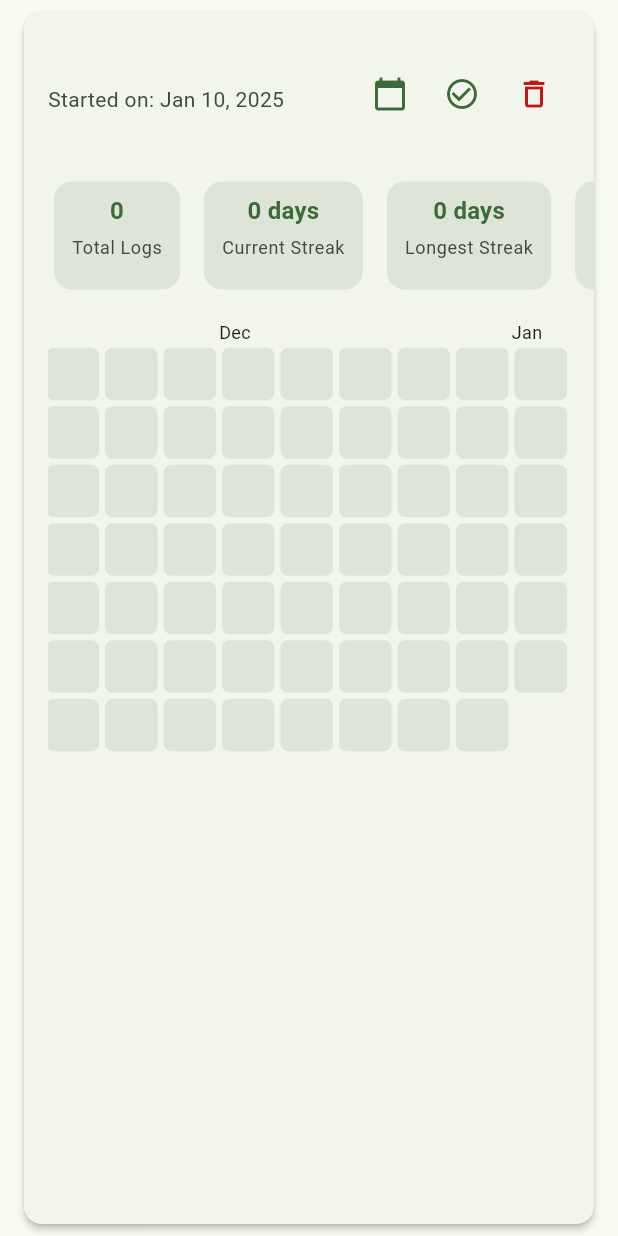
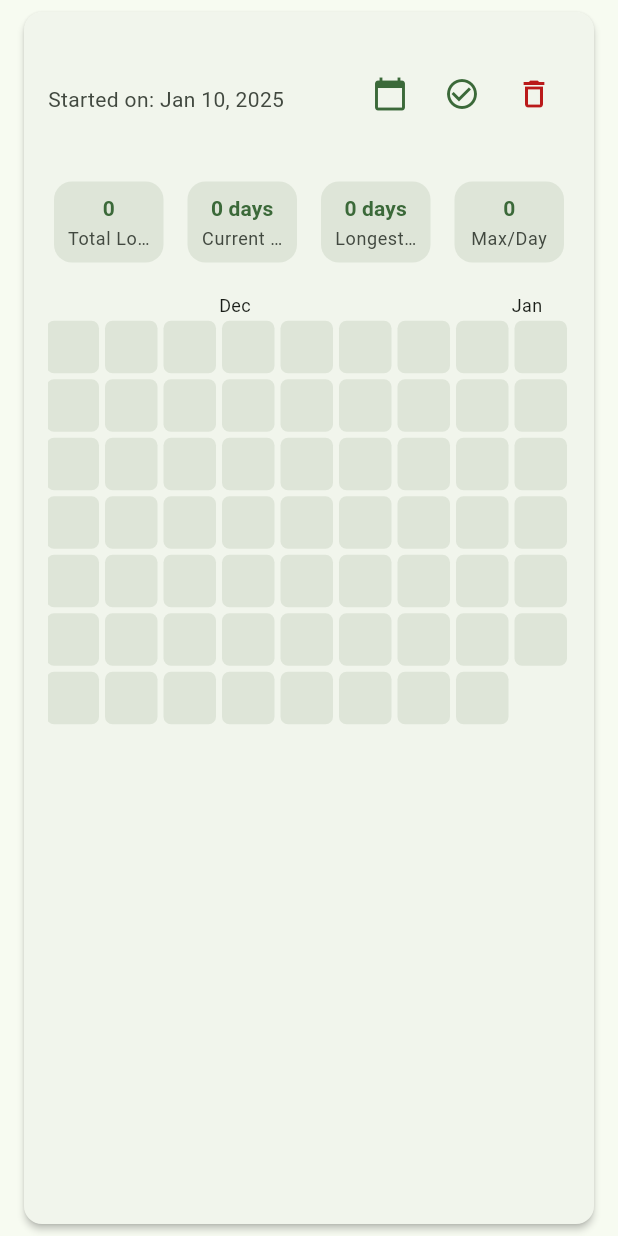
Before and after one commit to mrnithesh/streakbase, a Flutter app: the HabitHeatmap widget shown alone on an empty page, opened directly with empty values, on a phone screen of 412 x 824 dp. Run offline on Flutter 3.47's test engine with Material 3 defaults, Android fonts, the phone set to English and light mode, and no system bars; drawn by our look-alikes of flutter_heatmap_calendar; our stand-ins replace sqflite; missing offline and left inert: habit_tracker; accounts and stored records are empty.

```diff
--- a/lib/widgets/habit_heatmap.dart
+++ b/lib/widgets/habit_heatmap.dart
@@ -126,38 +126,42 @@ class HabitHeatmap extends StatelessWidget {
             ),
           ),
           // Stats
-          SizedBox(
-            height: 80,
-            child: SingleChildScrollView(
-              scrollDirection: Axis.horizontal,
+          Padding(
             padding: const EdgeInsets.symmetric(horizontal: 16),
             child: Row(
               children: [
-                  _buildStatCard(
+                Expanded(
+                  child: _buildStatCard(
                     context,
                     'Total Logs',
                     logs.length.toString(),
                   ),
+                ),
                 const SizedBox(width: 8),
-                  _buildStatCard(
+                Expanded(
+                  child: _buildStatCard(
                     context,
                     'Current Streak',
                     '$currentStreak days',
                   ),
+                ),
                 const SizedBox(width: 8),
-                  _buildStatCard(
+                Expanded(
+                  child: _buildStatCard(
                     context,
                     'Longest Streak',
                     '$longestStreak days',
                   ),
+                ),
                 const SizedBox(width: 8),
-                  _buildStatCard(
+                Expanded(
+                  child: _buildStatCard(
                     context,
-                    'Max Per Day',
+                    'Max/Day',
                     maxValue.toString(),
                   ),
+                ),
               ],
-              ),
             ),
           ),
           const SizedBox(height: 16),
@@ -200,22 +204,26 @@ class HabitHeatmap extends StatelessWidget {
       elevation: 0,
       color: Theme.of(context).colorScheme.surfaceVariant,
       child: Padding(
-        padding: const EdgeInsets.symmetric(horizontal: 12, vertical: 8),
+        padding: const EdgeInsets.symmetric(horizontal: 8, vertical: 8),
         child: Column(
           children: [
             Text(
               value,
-              style: Theme.of(context).textTheme.titleMedium?.copyWith(
+              style: Theme.of(context).textTheme.titleSmall?.copyWith(
                 fontWeight: FontWeight.bold,
                 color: Theme.of(context).colorScheme.primary,
               ),
+              textAlign: TextAlign.center,
             ),
-            const SizedBox(height: 4),
+            const SizedBox(height: 2),
             Text(
               label,
               style: Theme.of(context).textTheme.bodySmall?.copyWith(
                 color: Theme.of(context).colorScheme.onSurfaceVariant,
               ),
+              textAlign: TextAlign.center,
+              maxLines: 1,
+              overflow: TextOverflow.ellipsis,
             ),
           ],
         ),
```
Also changed, not shown: lib/screens/home_screen.dart (+47 -5 lines). Lines whose indentation alone changed are shown as unchanged.
